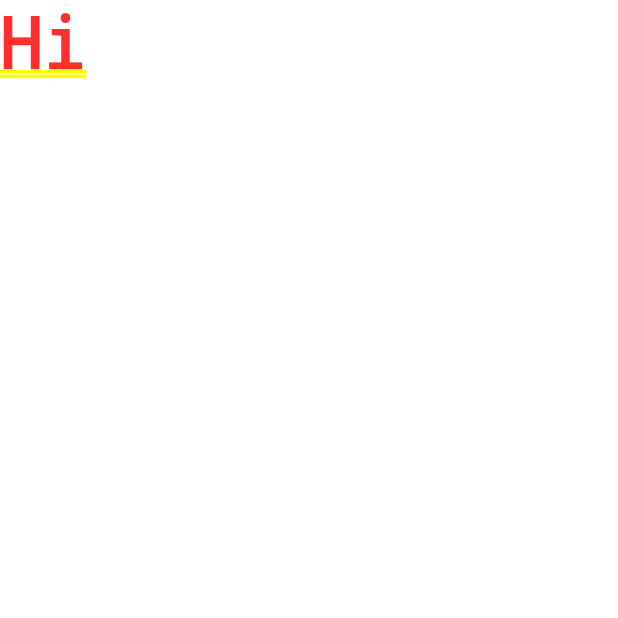
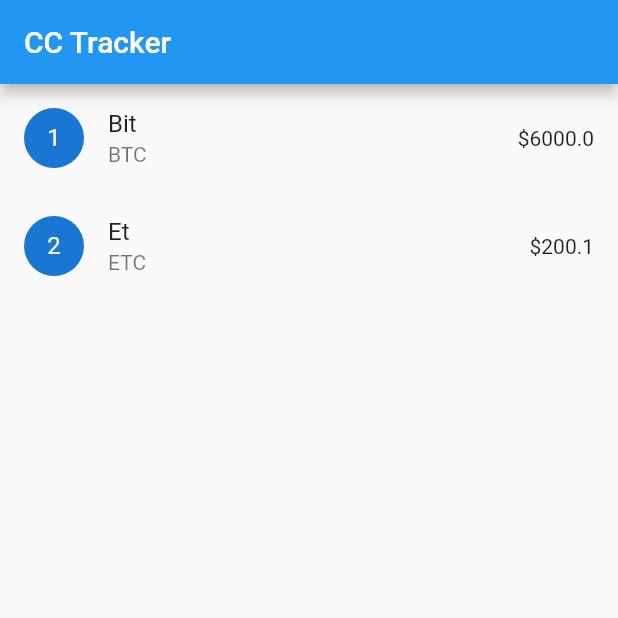
Before and after one commit to bakai-dev/flutter-coin-tracker, a Flutter app: the screen it shows after launch, on a phone screen of 412 x 824 dp, the top half of it. Run offline on Flutter 3.47's test engine with Material 2 defaults, Android fonts, the phone set to English and light mode, and no system bars.

Commit message:
added data list array

```diff
--- /dev/null
+++ b/lib/cc_data.dart
@@ -0,0 +1,8 @@
+class CCData {
+  late String name;
+  late String symbol;
+  late int rank;
+  late double price;
+
+  CCData({required this.name, required this.symbol, required this.rank, required this.price});
+}
--- /dev/null
+++ b/lib/cc_list.dart
@@ -0,0 +1,33 @@
+import 'package:c_tracker/cc_data.dart';
+import 'package:flutter/material.dart';
+
+class CCList extends StatelessWidget {
+
+  List<CCData> data = [
+    CCData(name: 'Bit', symbol: 'BTC', rank: 1, price: 6000),
+    CCData(name: 'Et', symbol: 'ETC', rank: 2, price: 200.1)
+  ];
+
+  @override
+  Widget build(BuildContext context) {
+    return Scaffold(
+      appBar: AppBar(
+        title: Text('CC Tracker'),
+      ),
+      body: Container(
+        child: ListView(
+          children: _buildList(),
+        ),
+      ),
+    );
+  }
+
+  List<Widget> _buildList() {
+    return data.map((CCData f) => ListTile(
+      subtitle: Text(f.symbol),
+      title: Text(f.name),
+      leading: CircleAvatar(child: Text(f.rank.toString())),
+      trailing: Text('\$${f.price.toString()}'),
+    )).toList();
+  }
+}
--- a/lib/main.dart
+++ b/lib/main.dart
@@ -1,3 +1,4 @@
+import 'package:c_tracker/cc_list.dart';
 import 'package:flutter/material.dart';
 
 // main
@@ -21,7 +22,7 @@ class CCTracker extends StatelessWidget{
       theme: ThemeData(
         primarySwatch: Colors.blue
       ),
-      home: Text('Hi'),
+      home: CCList(),
     );
   }
 }
```
Also changed, not shown: 1 other file.
